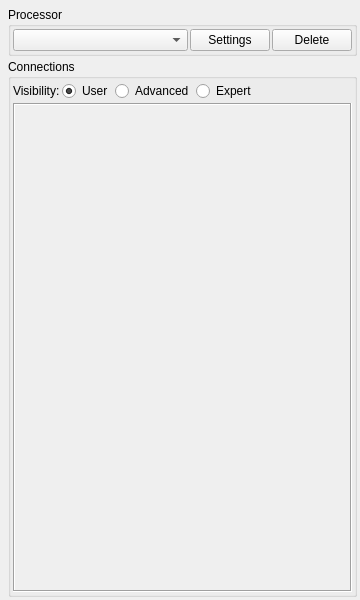
The window that modules/olvis3/projects/OlvisGuiPlugin/src/FilterConnect/FilterConnectWidget.ui (OFFIS-Automation/Framework) describes before a commit, drawn with Qt 5.
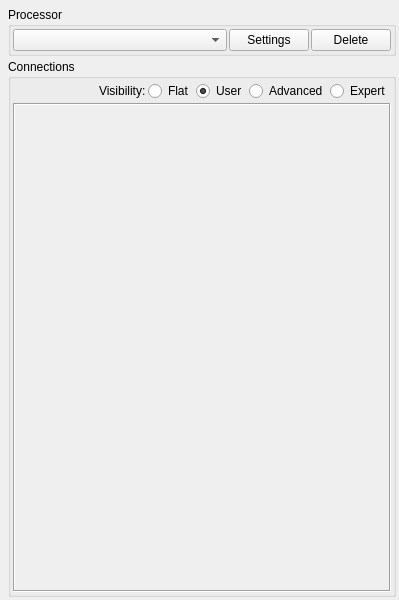
The same window after the commit. Icons and pictures are not drawn.

```diff
--- a/modules/olvis3/projects/OlvisGuiPlugin/src/FilterConnect/FilterConnectWidget.ui
+++ b/modules/olvis3/projects/OlvisGuiPlugin/src/FilterConnect/FilterConnectWidget.ui
@@ -6,13 +6,13 @@
    <rect>
     <x>0</x>
     <y>0</y>
-    <width>360</width>
+    <width>399</width>
     <height>600</height>
    </rect>
   </property>
   <property name="minimumSize">
    <size>
-    <width>360</width>
+    <width>399</width>
     <height>600</height>
    </size>
   </property>
@@ -133,6 +133,19 @@
          </property>
          <item>
           <layout class="QHBoxLayout" name="horizontalLayout_3">
+           <item>
+            <spacer name="horizontalSpacer">
+             <property name="orientation">
+              <enum>Qt::Horizontal</enum>
+             </property>
+             <property name="sizeHint" stdset="0">
+              <size>
+               <width>40</width>
+               <height>20</height>
+              </size>
+             </property>
+            </spacer>
+           </item>
            <item>
             <widget class="QLabel" name="label">
              <property name="text">
@@ -140,6 +153,13 @@
              </property>
             </widget>
            </item>
+           <item>
+            <widget class="QRadioButton" name="flat">
+             <property name="text">
+              <string>Flat</string>
+             </property>
+            </widget>
+           </item>
            <item>
             <widget class="QRadioButton" name="userVisibility">
              <property name="text">
@@ -164,19 +184,6 @@
              </property>
             </widget>
            </item>
-           <item>
-            <spacer name="horizontalSpacer">
-             <property name="orientation">
-              <enum>Qt::Horizontal</enum>
-             </property>
-             <property name="sizeHint" stdset="0">
-              <size>
-               <width>40</width>
-               <height>20</height>
-              </size>
-             </property>
-            </spacer>
-           </item>
           </layout>
          </item>
          <item>
@@ -207,7 +214,7 @@
              <rect>
               <x>0</x>
               <y>0</y>
-              <width>340</width>
+              <width>379</width>
               <height>455</height>
              </rect>
             </property>
```
Left out of the diff: 28 changed lines with no effect on the pictures.
